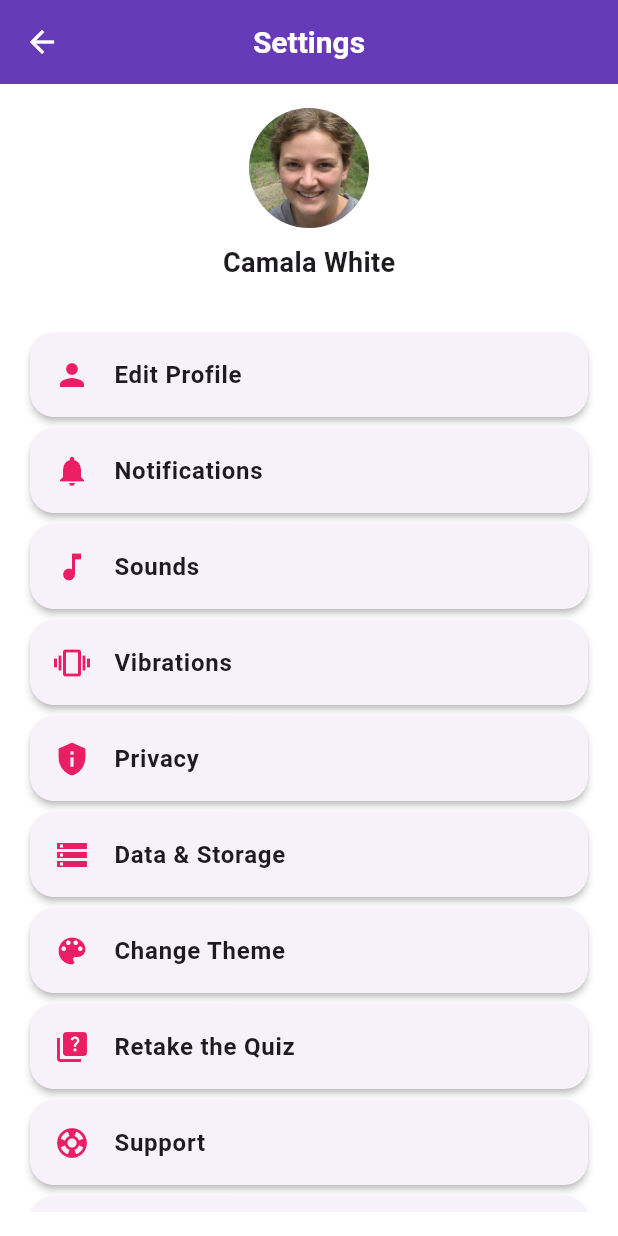
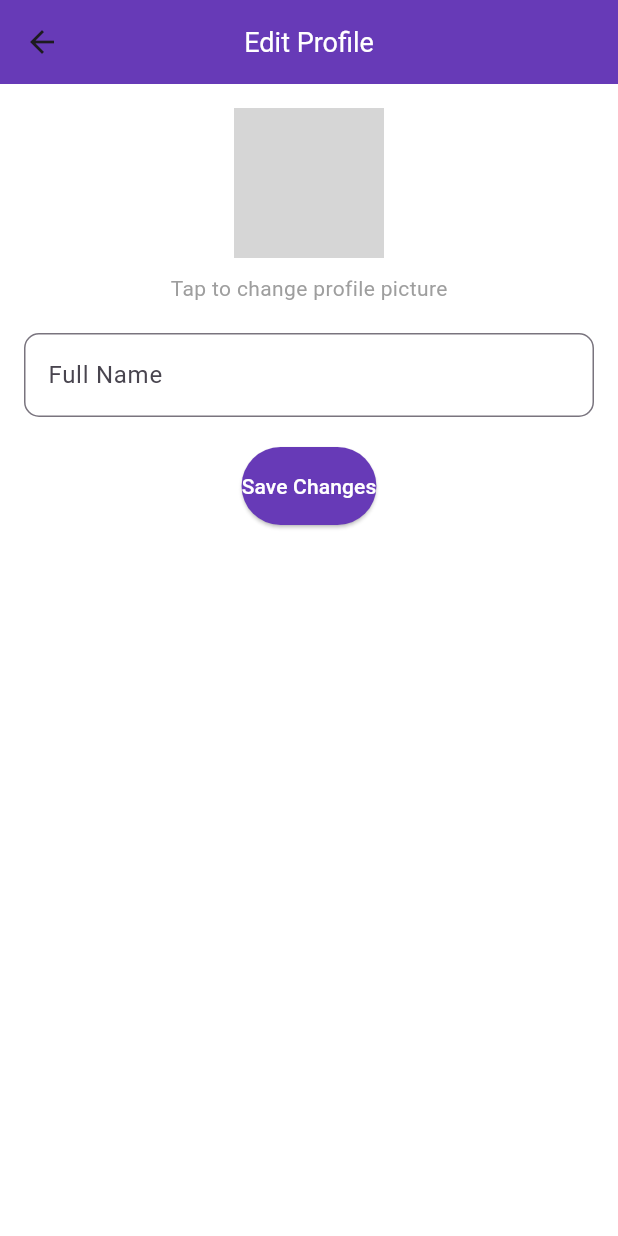
Before and after one commit to fotiskoutsikos/MyCarManager, a Flutter app: the SettingsPage screen opened directly, after a tap on "Edit Profile", on a phone screen of 412 x 824 dp. Run offline on Flutter 3.47's test engine with Material 3 defaults, Android fonts, the phone set to English and light mode, and no system bars; our stand-ins replace google_maps_flutter, location, shared_preferences; accounts and stored records are empty; grey boxes are pictures that could not be loaded.

Commit message:
Περιγραφή αλλαγών

```diff
--- /dev/null
+++ b/lib/edit_profile_page.dart
@@ -0,0 +1,141 @@
+import 'package:flutter/material.dart';
+import 'package:shared_preferences/shared_preferences.dart';
+
+class EditProfilePage extends StatefulWidget {
+  const EditProfilePage({super.key});
+
+  @override
+  State<EditProfilePage> createState() => _EditProfilePageState();
+}
+
+class _EditProfilePageState extends State<EditProfilePage> {
+  final TextEditingController fullNameController = TextEditingController();
+  String profileImagePath = 'assets/profile_pic.png'; // Default εικόνα
+
+  @override
+  void initState() {
+    super.initState();
+    _loadProfileData();
+  }
+
+  Future<void> _loadProfileData() async {
+    final prefs = await SharedPreferences.getInstance();
+    setState(() {
+      fullNameController.text = prefs.getString('fullName') ?? '';
+      profileImagePath = prefs.getString('profileImage') ?? 'assets/profile_pic.png';
+    });
+  }
+
+  Future<void> _saveProfileData() async {
+    final prefs = await SharedPreferences.getInstance();
+    await prefs.setString('fullName', fullNameController.text);
+    await prefs.setString('profileImage', profileImagePath);
+  }
+
+  void _changeProfileImage() async {
+    final String? selectedImage = await showDialog<String>(
+      context: context,
+      builder: (BuildContext context) {
+        return SimpleDialog(
+          title: const Text('Choose Profile Picture'),
+          children: [
+            SimpleDialogOption(
+              onPressed: () => Navigator.pop(context, 'assets/profile_pic1.png'),
+              child: Row(
+                children: [
+                  Image.asset('assets/profile_pic1.png', width: 50, height: 50),
+                  const SizedBox(width: 10),
+                  const Text('Option 1'),
+                ],
+              ),
+            ),
+            SimpleDialogOption(
+              onPressed: () => Navigator.pop(context, 'assets/profile_pic2.png'),
+              child: Row(
+                children: [
+                  Image.asset('assets/profile_pic2.png', width: 50, height: 50),
+                  const SizedBox(width: 10),
+                  const Text('Option 2'),
+                ],
+              ),
+            ),
+            SimpleDialogOption(
+              onPressed: () => Navigator.pop(context, 'assets/profile_pic3.png'),
+              child: Row(
+                children: [
+                  Image.asset('assets/profile_pic3.png', width: 50, height: 50),
+                  const SizedBox(width: 10),
+                  const Text('Option 3'),
+                ],
+              ),
+            ),
+          ],
+        );
+      },
+    );
+
+    if (selectedImage != null) {
+      setState(() {
+        profileImagePath = selectedImage;
+      });
+    }
+  }
+
+  @override
+  Widget build(BuildContext context) {
+    return Scaffold(
+      appBar: AppBar(
+        title: const Text('Edit Profile'),
+        backgroundColor: Colors.deepPurple,
+        centerTitle: true,
+      ),
+      body: Padding(
+        padding: const EdgeInsets.all(16.0),
+        child: Column(
+          crossAxisAlignment: CrossAxisAlignment.center,
+          children: [
+            // Εικόνα προφίλ
+            GestureDetector(
+              onTap: _changeProfileImage,
+              child: CircleAvatar(
+                radius: 50,
+                backgroundImage: AssetImage(profileImagePath),
+              ),
+            ),
+            const SizedBox(height: 10),
+            const Text(
+              'Tap to change profile picture',
+              style: TextStyle(color: Colors.grey, fontSize: 14),
+            ),
+            const SizedBox(height: 20),
+
+            // Πλήρες όνομα
+            TextField(
+              controller: fullNameController,
+              decoration: InputDecoration(
+                labelText: 'Full Name',
+                border: OutlineInputBorder(
+                  borderRadius: BorderRadius.circular(10.0),
+                ),
+              ),
+            ),
+            const SizedBox(height: 20),
+
+            // Αποθήκευση αλλαγών
+            ElevatedButton(
+              onPressed: () async {
+                await _saveProfileData();
+                Navigator.pop(context, true); // Επιστροφή με επιτυχία
+              },
+              style: ElevatedButton.styleFrom(
+                backgroundColor: Colors.deepPurple,
+                padding: const EdgeInsets.symmetric(vertical: 16),
+              ),
+              child: const Text('Save Changes', style: TextStyle(color: Colors.white)),
+            ),
+          ],
+        ),
+      ),
+    );
+  }
+}
--- a/lib/settings_page.dart
+++ b/lib/settings_page.dart
@@ -1,7 +1,9 @@
 import 'package:flutter/material.dart';
 import 'package:mycarmanager_new/login_page.dart';
 import 'package:mycarmanager_new/start_screen.dart';
+import 'package:mycarmanager_new/edit_profile_page.dart'; // Νέα εισαγωγή για Edit Profile Page
 import 'package:provider/provider.dart';
+import 'package:shared_preferences/shared_preferences.dart';
 import 'main.dart';
 
 class SettingsPage extends StatefulWidget {
@@ -19,6 +21,23 @@
   bool isNotificationVibrationsEnabled = false;
   bool isAppVibrationsEnabled = false;
   bool isGPSEnabled = false;
+
+  String fullName = 'User'; // Default όνομα αν δεν έχει αποθηκευτεί τίποτα
+  String profileImagePath = 'assets/profile_pic.png'; // Default εικόνα
+
+  @override
+  void initState() {
+    super.initState();
+    _loadProfileData();
+  }
+
+  Future<void> _loadProfileData() async {
+    final prefs = await SharedPreferences.getInstance();
+    setState(() {
+      fullName = prefs.getString('fullName') ?? 'User';
+      profileImagePath = prefs.getString('profileImage') ?? 'assets/profile_pic.png';
+    });
+  }
 
   @override
   Widget build(BuildContext context) {
@@ -44,15 +63,15 @@
         padding: const EdgeInsets.all(16.0),
         child: Column(
           children: [
-            // Εικόνα χρήστη
-            const CircleAvatar(
+            // Εικόνα χρήστη και Όνομα
+            CircleAvatar(
               radius: 40,
-              backgroundImage: AssetImage('assets/profile_pic.png'),
+              backgroundImage: AssetImage(profileImagePath),
             ),
             const SizedBox(height: 10),
-            const Text(
-              'Camala White',
-              style: TextStyle(fontSize: 18, fontWeight: FontWeight.bold),
+            Text(
+              fullName,
+              style: const TextStyle(fontSize: 18, fontWeight: FontWeight.bold),
             ),
             const SizedBox(height: 30),
 
@@ -64,7 +83,17 @@
                     context: context,
                     icon: Icons.person,
                     title: 'Edit Profile',
-                    onTap: () {},
+                    onTap: () async {
+                      final isUpdated = await Navigator.push(
+                        context,
+                        MaterialPageRoute(
+                          builder: (context) => const EditProfilePage(),
+                        ),
+                      );
+                      if (isUpdated == true) {
+                        _loadProfileData(); // Επαναφόρτωση του ονόματος και εικόνας προφίλ
+                      }
+                    },
                   ),
                   buildSettingsOption(
                     context: context,
@@ -297,7 +326,7 @@
     );
   }
 
- Widget buildRetakeQuizMenu(BuildContext context) {
+  Widget buildRetakeQuizMenu(BuildContext context) {
     return Padding(
       padding: const EdgeInsets.all(16.0),
       child: Column(
--- a/pubspec.yaml
+++ b/pubspec.yaml
@@ -30,7 +30,7 @@
 dependencies:
   flutter:
     sdk: flutter
-  #shared_preferences: ^2.1.0
+  shared_preferences: ^2.1.0
   ################ to chat edw leei na valoume ^2.1.0 anti gia afto pou exei..............enw to vs code leei na valoume ^2.0.6
   ################ me afto xalaei to project
   google_maps_flutter: ^2.5.0
@@ -74,6 +74,9 @@
     - assets/safe_driving.png
     - assets/ecodriving.png
     - assets/profile_pic.png
+    - assets/profile_pic1.png
+    - assets/profile_pic2.png
+    - assets/profile_pic3.png
     - assets/blue_dot.png
     - assets/carphoto.jpg
 
```
Also changed, not shown: lib/login_page.dart (+25 -14 lines), lib/previous_costs_page.dart (+44 -27 lines), lib/register_page.dart (+18 -31 lines), assets/profile_pic.png, assets/profile_pic1.png (added), assets/profile_pic2.png (added), assets/profile_pic3.png (added), lib/main.dart (line endings or trailing spaces), pubspec.lock, 1 other file.
